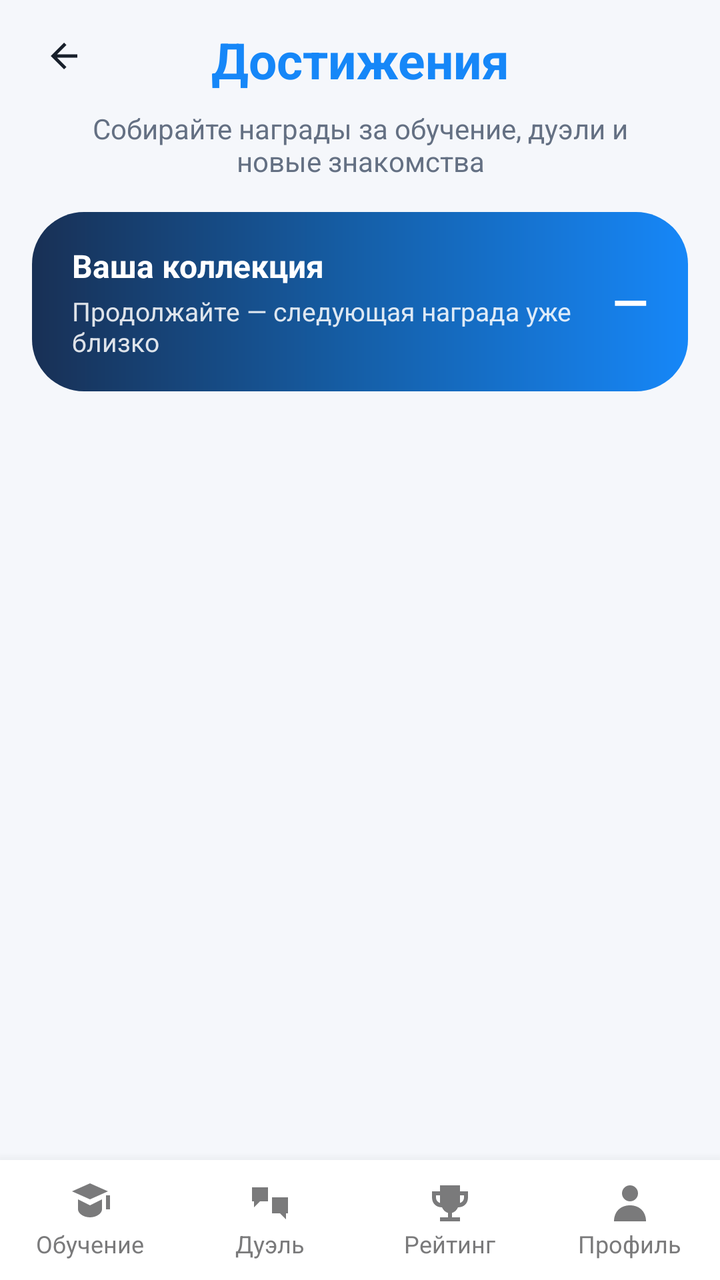
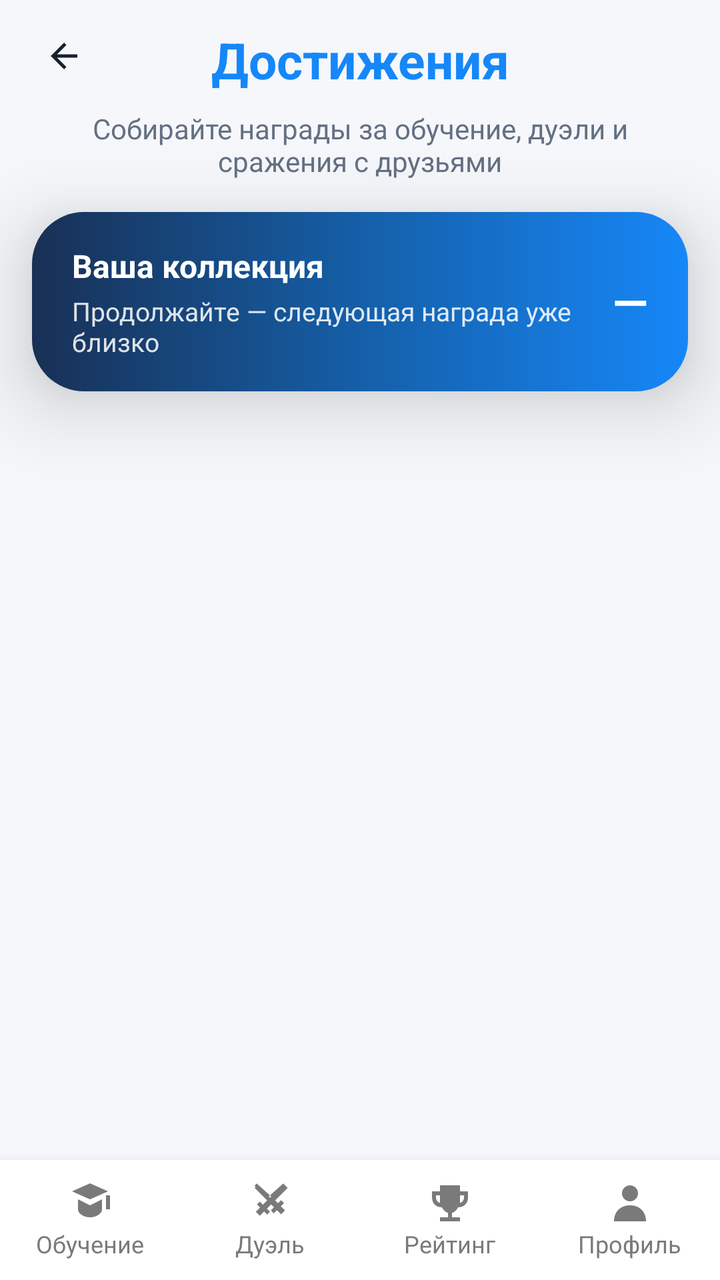

The first picture is an Android layout as it rendered before a commit; the second is the same layout after the commit. The layout source and the unified diff follow.
<!-- AndroidManifest.xml: application theme Theme.Duelingo -->
<!-- res/layout/activity_achievements.xml -->
<?xml version="1.0" encoding="utf-8"?>
<androidx.constraintlayout.widget.ConstraintLayout
    xmlns:android="http://schemas.android.com/apk/res/android"
    xmlns:app="http://schemas.android.com/apk/res-auto"
    android:id="@+id/achievementLayout"
    android:layout_width="match_parent"
    android:layout_height="match_parent"
    android:background="?attr/backgroundColor">

    <com.google.android.material.button.MaterialButton
        android:id="@+id/backButton"
        style="@style/Widget.Material3.Button.IconButton"
        android:layout_width="48dp"
        android:layout_height="48dp"
        android:layout_marginStart="8dp"
        android:layout_marginTop="4dp"
        android:contentDescription="@string/back"
        app:icon="@drawable/ic_arrow_back"
        app:iconTint="?attr/textColor"
        app:layout_constraintStart_toStartOf="parent"
        app:layout_constraintTop_toTopOf="parent" />

    <TextView
        android:id="@+id/achievementTitle"
        android:layout_width="0dp"
        android:layout_height="wrap_content"
        android:layout_marginStart="64dp"
        android:layout_marginTop="13dp"
        android:layout_marginEnd="64dp"
        android:gravity="center"
        android:text="@string/achievements"
        android:textColor="@color/blue_primary"
        app:layout_constraintEnd_toEndOf="parent"
        app:layout_constraintStart_toStartOf="parent"
        app:layout_constraintTop_toTopOf="parent"
        android:textSize="25sp"
        android:textStyle="bold" />

    <TextView
        android:id="@+id/achievementSubtitle"
        android:layout_width="0dp"
        android:layout_height="wrap_content"
        android:layout_marginStart="24dp"
        android:layout_marginTop="8dp"
        android:layout_marginEnd="24dp"
        android:gravity="center"
        android:text="@string/achievements_subtitle"
        android:textColor="?attr/secondaryTextColor"
        android:textSize="14sp"
        app:layout_constraintEnd_toEndOf="parent"
        app:layout_constraintStart_toStartOf="parent"
        app:layout_constraintTop_toBottomOf="@id/achievementTitle" />

    <com.google.android.material.card.MaterialCardView
        android:id="@+id/achievementSummaryCard"
        android:layout_width="0dp"
        android:layout_height="wrap_content"
        android:layout_marginStart="16dp"
        android:layout_marginTop="16dp"
        android:layout_marginEnd="16dp"
        app:cardBackgroundColor="@android:color/transparent"
        app:cardCornerRadius="20dp"
        app:cardElevation="0dp"
        android:elevation="6dp"
        app:layout_constraintEnd_toEndOf="parent"
        app:layout_constraintStart_toStartOf="parent"
        app:layout_constraintTop_toBottomOf="@id/achievementSubtitle">

        <LinearLayout
            android:layout_width="match_parent"
            android:layout_height="wrap_content"
            android:background="@drawable/bg_premium_gradient"
            android:gravity="center_vertical"
            android:orientation="horizontal"
            android:paddingHorizontal="20dp"
            android:paddingVertical="16dp">

            <LinearLayout
                android:layout_width="0dp"
                android:layout_height="wrap_content"
                android:layout_weight="1"
                android:orientation="vertical">

                <TextView
                    android:layout_width="wrap_content"
                    android:layout_height="wrap_content"
                    android:text="@string/achievements_summary_title"
                    android:textColor="@color/white"
                    android:textSize="16sp"
                    android:textStyle="bold" />

                <TextView
                    android:layout_width="wrap_content"
                    android:layout_height="wrap_content"
                    android:layout_marginTop="3dp"
                    android:alpha="0.86"
                    android:text="@string/achievements_summary_caption"
                    android:textColor="@color/white"
                    android:textSize="13sp" />
            </LinearLayout>

            <TextView
                android:id="@+id/achievementSummaryValue"
                android:layout_width="wrap_content"
                android:layout_height="wrap_content"
                android:layout_marginStart="16dp"
                android:text="@string/achievements_summary_empty"
                android:textColor="@color/white"
                android:textSize="23sp"
                android:textStyle="bold" />
        </LinearLayout>
    </com.google.android.material.card.MaterialCardView>

    <androidx.recyclerview.widget.RecyclerView
        android:id="@+id/achievementRecycler"
        android:layout_width="0dp"
        android:layout_height="0dp"
        android:clipToPadding="false"
        android:paddingStart="16dp"
        android:paddingTop="14dp"
        android:paddingEnd="16dp"
        android:paddingBottom="8dp"
        app:layout_constraintTop_toBottomOf="@id/achievementSummaryCard"
        app:layout_constraintBottom_toTopOf="@+id/linearLayout2"
        app:layout_constraintStart_toStartOf="parent"
        app:layout_constraintEnd_toEndOf="parent" />

    <LinearLayout
        android:id="@+id/linearLayout2"
        android:layout_width="match_parent"
        android:layout_height="60dp"
        android:background="?attr/cardBackgroundColor"
        android:elevation="10dp"
        android:orientation="horizontal"
        app:layout_constraintBottom_toBottomOf="parent">

        <LinearLayout
            android:id="@+id/tests"
            android:layout_width="0dp"
            android:layout_height="match_parent"
            android:layout_weight="1"
            android:background="?attr/selectableItemBackgroundBorderless"
            android:gravity="center"
            android:orientation="vertical">

            <FrameLayout
                android:layout_width="wrap_content"
                android:layout_height="wrap_content">

                <ImageView
                    android:id="@+id/testIcon"
                    android:layout_width="24dp"
                    android:layout_height="24dp"
                    android:contentDescription="@string/nav_learning"
                    android:src="@drawable/graduation24" />

                <com.airbnb.lottie.LottieAnimationView
                    android:id="@+id/testAnimation"
                    android:layout_width="24dp"
                    android:layout_height="24dp"
                    android:visibility="gone" />
            </FrameLayout>

            <TextView
                android:id="@+id/testTest"
                android:layout_width="wrap_content"
                android:layout_height="wrap_content"
                android:text="@string/nav_learning"
                android:textColor="#7A7A7B"
                android:textSize="12sp" />
        </LinearLayout>

        
        <LinearLayout
            android:id="@+id/duel"
            android:layout_width="0dp"
            android:layout_height="match_parent"
            android:layout_weight="1"
            android:background="?attr/selectableItemBackgroundBorderless"
            android:gravity="center"
            android:orientation="vertical">

            <FrameLayout
                android:layout_width="wrap_content"
                android:layout_height="wrap_content">

                <ImageView
                    android:id="@+id/mainIcon"
                    android:layout_width="24dp"
                    android:layout_height="24dp"
                    android:contentDescription="@string/nav_duel"
                    android:src="@drawable/swords24" />

                <com.airbnb.lottie.LottieAnimationView
                    android:id="@+id/duelAnimation"
                    android:layout_width="24dp"
                    android:layout_height="24dp"
                    android:visibility="gone" />
            </FrameLayout>

            <TextView
                android:id="@+id/mainTest"
                android:layout_width="wrap_content"
                android:layout_height="wrap_content"
                android:text="@string/nav_duel"
                android:textColor="#7A7A7B"
                android:textSize="12sp" />
        </LinearLayout>

        
        <LinearLayout
            android:id="@+id/leaderboard"
            android:layout_width="0dp"
            android:layout_height="match_parent"
            android:layout_weight="1"
            android:background="?attr/selectableItemBackgroundBorderless"
            android:gravity="center"
            android:orientation="vertical">

            <FrameLayout
                android:layout_width="wrap_content"
                android:layout_height="wrap_content">

                <ImageView
                    android:id="@+id/cupIcon"
                    android:layout_width="24dp"
                    android:layout_height="24dp"
                    android:contentDescription="@string/nav_rank"
                    android:src="@drawable/trophy24" />

                <com.airbnb.lottie.LottieAnimationView
                    android:id="@+id/cupAnimation"
                    android:layout_width="24dp"
                    android:layout_height="24dp"
                    android:visibility="gone" />
            </FrameLayout>

            <TextView
                android:id="@+id/cupTest"
                android:layout_width="wrap_content"
                android:layout_height="wrap_content"
                android:text="@string/nav_rank"
                android:textColor="#7A7A7B"
                android:textSize="12sp" />
        </LinearLayout>

        
        <LinearLayout
            android:id="@+id/profile"
            android:layout_width="0dp"
            android:layout_height="match_parent"
            android:layout_weight="1"
            android:background="?attr/selectableItemBackgroundBorderless"
            android:gravity="center"
            android:orientation="vertical">

            <FrameLayout
                android:layout_width="wrap_content"
                android:layout_height="wrap_content">

                <ImageView
                    android:id="@+id/profileIcon"
                    android:layout_width="24dp"
                    android:layout_height="24dp"
                    android:contentDescription="@string/nav_profile"
                    android:src="@drawable/profile24" />

                <com.airbnb.lottie.LottieAnimationView
                    android:id="@+id/profAnimation"
                    android:layout_width="24dp"
                    android:layout_height="24dp"
                    android:visibility="gone" />
            </FrameLayout>

            <TextView
                android:id="@+id/profileTest"
                android:layout_width="wrap_content"
                android:layout_height="wrap_content"
                android:text="@string/nav_profile"
                android:textColor="#7A7A7B"
                android:textSize="12sp" />
        </LinearLayout>
    </LinearLayout>

</androidx.constraintlayout.widget.ConstraintLayout>
<!-- resources referenced by this layout -->
<resources>
  <color name="blue_primary">#1687F8</color>
  <color name="white">#FFFFFFFF</color>
  <!-- drawable bg_premium_gradient (drawable) -->
  <?xml version="1.0" encoding="utf-8"?>
  <shape xmlns:android="http://schemas.android.com/apk/res/android" android:shape="rectangle">
      <gradient android:angle="0" android:startColor="#183055" android:centerColor="#155FA8" android:endColor="#1687F8" />
      <corners android:radius="26dp" />
  </shape>
  <!-- drawable graduation24 (drawable) -->
  <vector xmlns:android="http://schemas.android.com/apk/res/android" android:width="24dp" android:height="24dp" android:viewportWidth="24" android:viewportHeight="24">
      <path android:fillColor="#7A7A7B" android:pathData="M3,6l9,-4 9,4 -9,4zM6,10l6,3 6,-3v5c0,2 -2.7,4 -6,4s-6,-2 -6,-4zM20,8h2v7h-2z" />
  </vector>
  <!-- drawable ic_arrow_back (drawable) -->
  <?xml version="1.0" encoding="utf-8"?>
  <vector xmlns:android="http://schemas.android.com/apk/res/android"
      android:width="24dp"
      android:height="24dp"
      android:viewportWidth="24"
      android:viewportHeight="24">
      <path
          android:fillColor="#FFFFFFFF"
          android:pathData="M20,11H7.83l5.59,-5.59L12,4l-8,8 8,8 1.42,-1.41L7.83,13H20v-2z" />
  </vector>
  <!-- drawable profile24 (drawable) -->
  <vector xmlns:android="http://schemas.android.com/apk/res/android" android:width="24dp" android:height="24dp" android:viewportWidth="24" android:viewportHeight="24">
      <path android:fillColor="#7A7A7B" android:pathData="M12,3a4,4 0,1 0,0 8,4 4,0 0,0 0,-8zM4,21c0,-5 3.4,-8 8,-8s8,3 8,8z" />
  </vector>
  <!-- drawable swords24 (drawable) -->
  <vector xmlns:android="http://schemas.android.com/apk/res/android" android:width="24dp" android:height="24dp" android:viewportWidth="24" android:viewportHeight="24">
      <path android:fillColor="#7A7A7B" android:pathData="M3,4h8v7H7l-3,3v-3H3zM13,9h8v8h-1v3l-3,-3h-4z" />
  </vector>
  <!-- drawable trophy24 (drawable) -->
  <vector xmlns:android="http://schemas.android.com/apk/res/android" android:width="24dp" android:height="24dp" android:viewportWidth="24" android:viewportHeight="24">
      <path android:fillColor="#7A7A7B" android:pathData="M7,3h10v3h4v3c0,3 -2,5 -5,5 -0.6,1.4 -1.7,2.4 -3,2.8V19h4v2H7v-2h4v-2.2c-1.3,-0.4 -2.4,-1.4 -3,-2.8 -3,0 -5,-2 -5,-5V6h4zM5,8v1c0,1.4 0.8,2.4 2,2.8V8zM17,8v3.8c1.2,-0.4 2,-1.4 2,-2.8V8z" />
  </vector>
  <string name="achievements">Достижения</string>
  <string name="achievements_subtitle">Собирайте награды за обучение, дуэли и новые знакомства</string>
  <string name="achievements_summary_caption">Продолжайте — следующая награда уже близко</string>
  <string name="achievements_summary_empty">—</string>
  <string name="achievements_summary_title">Ваша коллекция</string>
  <string name="back">Назад</string>
  <string name="nav_duel">Дуэль</string>
  <string name="nav_learning">Обучение</string>
  <string name="nav_profile">Профиль</string>
  <string name="nav_rank">Рейтинг</string>
  <color name="black">#FF000000</color>
  <color name="background_light">#F5F7FB</color>
  <color name="text_color_light">#18202B</color>
  <color name="secondary_text_light">#647083</color>
  <color name="surface_light">#FFFFFF</color>
  <color name="gray_light">#B3B3B3</color>
  <style name="DuelRush.MaterialButton" parent="Widget.MaterialComponents.Button">
          <item name="android:textSize">16sp</item>
          <item name="android:minHeight">48dp</item>
          <item name="android:textAllCaps">false</item>
          <item name="android:letterSpacing">0</item>
          <item name="android:fontFamily">@font/open_sans_medium</item>
      </style>
  <!-- unchanged entries left out for length: 1 -->
</resources>

<!-- the commit's change to res/layout/activity_achievements.xml (unified diff, before → after) -->
@@ -60,8 +60,9 @@
         android:layout_marginEnd="16dp"
         app:cardBackgroundColor="@android:color/transparent"
         app:cardCornerRadius="20dp"
-        app:cardElevation="0dp"
-        android:elevation="6dp"
+        app:cardElevation="12dp"
+        android:elevation="12dp"
+        android:translationZ="12dp"
         app:layout_constraintEnd_toEndOf="parent"
         app:layout_constraintStart_toStartOf="parent"
         app:layout_constraintTop_toBottomOf="@id/achievementSubtitle">
@@ -116,6 +117,7 @@
         android:layout_width="0dp"
         android:layout_height="0dp"
         android:clipToPadding="false"
+        android:overScrollMode="never"
         android:paddingStart="16dp"
         android:paddingTop="14dp"
         android:paddingEnd="16dp"
<!-- resource entries referenced after the edit -->
@@ -29,14 +29,14 @@
   </vector>
   <!-- drawable swords24 (drawable) -->
   <vector xmlns:android="http://schemas.android.com/apk/res/android" android:width="24dp" android:height="24dp" android:viewportWidth="24" android:viewportHeight="24">
-      <path android:fillColor="#7A7A7B" android:pathData="M3,4h8v7H7l-3,3v-3H3zM13,9h8v8h-1v3l-3,-3h-4z" />
+      <path android:fillColor="#7A7A7B" android:pathData="M19.7,3.2l1.1,1.1 -6.25,6.25 1.45,1.45 1.55,-1.55 1.42,1.42 -1.56,1.56 2.12,2.12 -1.98,1.98 -2.12,-2.12 -1.56,1.56 -1.42,-1.42 1.55,-1.55 -1.45,-1.45 -2.12,2.12 1.55,1.55 -1.42,1.42 -1.55,-1.55 -2.12,2.12 -1.98,-1.98 2.12,-2.12 -1.56,-1.56 1.42,-1.42 1.56,1.56 2.12,-2.12 -6.25,-6.25 1.1,-1.1 6.57,5.93zM4.3,3.2l1.1,-1.1 6.6,5.96 -1.45,1.45zM18.6,2.1l1.1,1.1 -6.25,6.25 -1.45,-1.45z" />
   </vector>
   <!-- drawable trophy24 (drawable) -->
   <vector xmlns:android="http://schemas.android.com/apk/res/android" android:width="24dp" android:height="24dp" android:viewportWidth="24" android:viewportHeight="24">
       <path android:fillColor="#7A7A7B" android:pathData="M7,3h10v3h4v3c0,3 -2,5 -5,5 -0.6,1.4 -1.7,2.4 -3,2.8V19h4v2H7v-2h4v-2.2c-1.3,-0.4 -2.4,-1.4 -3,-2.8 -3,0 -5,-2 -5,-5V6h4zM5,8v1c0,1.4 0.8,2.4 2,2.8V8zM17,8v3.8c1.2,-0.4 2,-1.4 2,-2.8V8z" />
   </vector>
   <string name="achievements">Достижения</string>
-  <string name="achievements_subtitle">Собирайте награды за обучение, дуэли и новые знакомства</string>
+  <string name="achievements_subtitle">Собирайте награды за обучение, дуэли и сражения с друзьями</string>
   <string name="achievements_summary_caption">Продолжайте — следующая награда уже близко</string>
   <string name="achievements_summary_empty">—</string>
   <string name="achievements_summary_title">Ваша коллекция</string>
